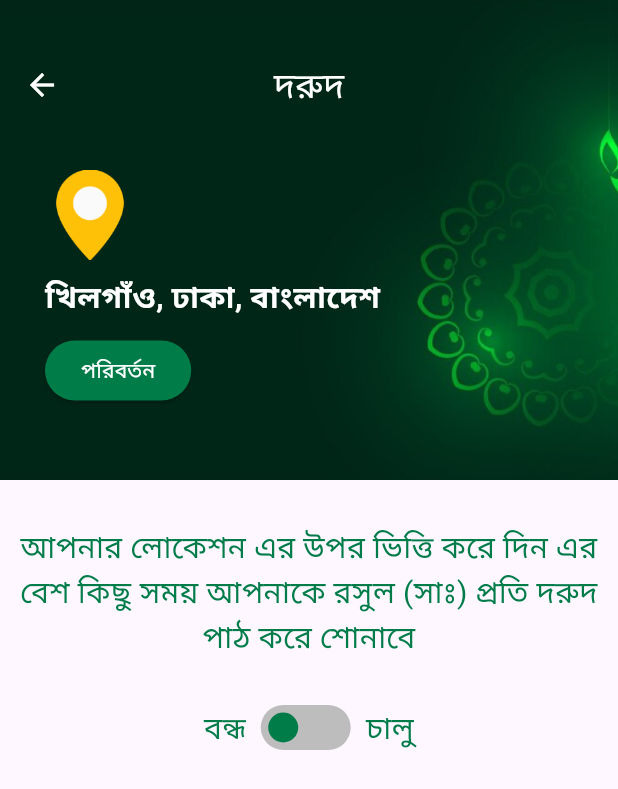
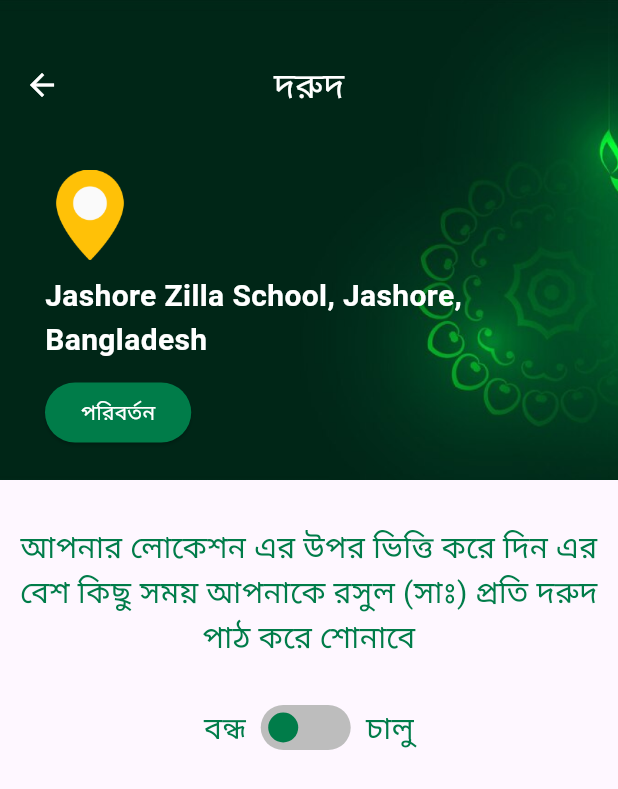
Before and after one commit to minhaz-19/ek_shodbe_quran, a Flutter app: the screen it shows after launch, after a tap on "দুরুদ", on a phone screen of 412 x 824 dp. Shown: the top 789 px of the screen. Run offline on Flutter 3.47's test engine with Material 3 defaults, Android fonts, the phone set to English and light mode, and no system bars; our stand-ins replace adhan, animated_splash_screen, assets_audio_player, awesome_notifications, cloud_firestore, dio and 19 more; missing offline and left inert: android_alarm_manager_plus, flutter_pdfview, flutter_qiblah, open_street_map_search_and_pick; accounts and stored records are empty; network calls fail; statements that could not run were skipped.

Commit message:
alarm and durud done

```diff
--- a/lib/screens/tabs/home_tab.dart
+++ b/lib/screens/tabs/home_tab.dart
@@ -91,9 +91,9 @@ class _HomeTabState extends State<HomeTab> {
       _is_loading = true;
     });
     await getDataFromDevice('periodic alarm').then((value) {
-      if (value == null) {
-        Fluttertoast.showToast(msg: 'Periodic Alarm is not set');
-      }
+      // if (value == null) {
+      //   Fluttertoast.showToast(msg: 'Periodic Alarm is not set');
+      // }
     });
     AndroidAlarmManager.initialize();
     // Only after at least the action method is set, the notification events are delivered
@@ -238,7 +238,7 @@ class _HomeTabState extends State<HomeTab> {
     }
 
     if (_firstTimeAlarmLoad) {
-      Fluttertoast.showToast(msg: 'Setting Master Alarm');
+      // Fluttertoast.showToast(msg: 'Setting Master Alarm');
       await AndroidAlarmManager.periodic(
           const Duration(minutes: 1), 41, periodicCallback);
       setState(() {
--- a/lib/screens/tabs/home_tab_details/durud.dart
+++ b/lib/screens/tabs/home_tab_details/durud.dart
@@ -1,6 +1,13 @@
+import 'package:android_alarm_manager_plus/android_alarm_manager_plus.dart';
+import 'package:ek_shodbe_quran/component/progressbar.dart';
 import 'package:ek_shodbe_quran/component/shared_preference.dart';
+import 'package:ek_shodbe_quran/provider/location_provider.dart';
+import 'package:ek_shodbe_quran/screens/tabs/home_tab_details/pick_location.dart';
 import 'package:flutter/material.dart';
 import 'package:fluttertoast/fluttertoast.dart';
+import 'package:location/location.dart';
+import 'package:provider/provider.dart';
+import 'package:shared_preferences/shared_preferences.dart';
 
 class Durud extends StatefulWidget {
   const Durud({super.key});
@@ -11,27 +18,49 @@ class Durud extends StatefulWidget {
 
 class _DurudState extends State<Durud> {
   bool _on = false;
+  bool _loading = false;
   @override
   void initState() {
-    getDataFromDevice('durud').then((value) {
-      if (value == null) {
-        setState(() {
-          _on = true;
-        });
-      } else {
-        setState(() {
-          _on = false;
-        });
-      }
-    });
+    _initializeDurud();
 
     super.initState();
   }
 
+  void _initializeDurud() async {
+    setState(() {
+      _loading = true;
+    });
+    final prefs = await SharedPreferences.getInstance();
+    final String isAlarmNull = prefs.getString('11') ?? '0';
+    if (isAlarmNull == '0') {
+      setState(() {
+        _on = false;
+      });
+    } else {
+      // print('################################################');
+      // print('Alarm Id: ${widget.alarmId}');
+      // DateTime scheduledTime = DateTime.parse(isAlarmNull);
+      // print(
+      //     'Scheduled Alarm Time: $scheduledTime'); // Print scheduled alarm time for debugging
+      // print('Expected Alarm Time: ${widget.alarmTime}');
+      // print('Time remaining: ${scheduledTime.difference(DateTime.now())}');
+
+      setState(() {
+        _on = true;
+      });
+    }
+    setState(() {
+      _loading = false;
+    });
+  }
+
   @override
   Widget build(BuildContext context) {
+    var locationData = Provider.of<LocationProvider>(context);
     return Scaffold(
-      body: SingleChildScrollView(
+      body: _loading
+          ? const ProgressBar()
+          : SingleChildScrollView(
               child: Column(
                 crossAxisAlignment: CrossAxisAlignment.start,
                 children: [
@@ -54,8 +83,10 @@ class _DurudState extends State<Durud> {
                               },
                               child: const Padding(
                                 padding: EdgeInsets.only(
-                              left: 16.0), // Adjust the left padding as needed
-                          child: Icon(Icons.arrow_back, color: Colors.white),
+                                    left:
+                                        16.0), // Adjust the left padding as needed
+                                child:
+                                    Icon(Icons.arrow_back, color: Colors.white),
                               ),
                             ),
                             const Expanded(
@@ -63,7 +94,8 @@ class _DurudState extends State<Durud> {
                                 alignment: Alignment.center,
                                 child: Text(
                                   'দরুদ',
-                            style: TextStyle(fontSize: 23, color: Colors.white),
+                                  style: TextStyle(
+                                      fontSize: 23, color: Colors.white),
                                 ),
                               ),
                             ),
@@ -81,15 +113,20 @@ class _DurudState extends State<Durud> {
                               crossAxisAlignment: CrossAxisAlignment.start,
                               children: [
                                 const Image(
-                            image: AssetImage('assets/icons/location.png'),
+                                  image:
+                                      AssetImage('assets/icons/location.png'),
                                   height: 60,
                                 ),
                                 const SizedBox(
                                   height: 10,
                                 ),
-                          const Text(
-                            'খিলগাঁও, ঢাকা, বাংলাদেশ',
-                            style: TextStyle(
+                                Text(
+                                  (locationData.locality == "")
+                                      ? "${locationData.country}"
+                                      : (locationData.subLocality == "")
+                                          ? "${locationData.locality}, ${locationData.country}"
+                                          : "${locationData.subLocality}, ${locationData.locality}, ${locationData.country}",
+                                  style: const TextStyle(
                                       fontSize: 20,
                                       fontWeight: FontWeight.bold,
                                       color: Colors.white),
@@ -98,7 +135,13 @@ class _DurudState extends State<Durud> {
                                   height: 10,
                                 ),
                                 ElevatedButton(
-                            onPressed: () {},
+                                  onPressed: () {
+                                    Navigator.of(context)
+                                        .push(MaterialPageRoute(
+                                      builder: (context) =>
+                                          const PickLocation(),
+                                    ));
+                                  },
                                   style: ElevatedButton.styleFrom(
                                       backgroundColor:
                                           Theme.of(context).primaryColor),
@@ -150,27 +193,30 @@ class _DurudState extends State<Durud> {
                             ),
                             InkWell(
                               onTap: () async {
-                          // setState(() async {
-                          //   _on = !_on;
-                          //   if (_on) {
-                          //     await removeDataFromDevice('durud');
-                          //     setState(() {
-                          //       _on = true;
-                          //     });
-                          //   } else {
-                          //     await saveDataToDevice('durud', 'off');
-                          //     setState(() {
-                          //       _on = false;
-                          //     });
-                          //   }
-                          // });
+                                if (_on) {
+                                  AndroidAlarmManager.cancel(11);
+                                  await removeDataFromDevice('11');
+                                  setState(() {
+                                    _on = false;
+                                  });
+                                  // Fluttertoast.showToast(msg: alarmId.toString()),
+                                  Fluttertoast.showToast(
+                                      msg: 'দরুদ বন্ধ করা হয়েছে');
+                                } else {
+                                  await saveDataToDevice('11', '11');
+                                  setState(() {
+                                    _on = true;
+                                  });
 
-                          Fluttertoast.showToast(msg: 'এটি শীঘ্রই সংযুক্ত করা হবে');
+                                  Fluttertoast.showToast(
+                                      msg: 'দরুদ চালু করা হয়েছে');
+                                }
                               },
                               child: Container(
                                 width: 60,
                                 height: 30,
-                          padding: const EdgeInsets.symmetric(horizontal: 5),
+                                padding:
+                                    const EdgeInsets.symmetric(horizontal: 5),
                                 decoration: BoxDecoration(
                                   color: Colors.grey[400],
                                   borderRadius: BorderRadius.circular(20),
@@ -178,13 +224,14 @@ class _DurudState extends State<Durud> {
                                 child: Center(
                                   child: Row(
                                     children: [
-                                if (!_on) const Spacer(),
+                                      if (_on) const Spacer(),
                                       Container(
                                         height: 20,
                                         width: 20,
                                         decoration: BoxDecoration(
                                           color: Theme.of(context).primaryColor,
-                                    borderRadius: BorderRadius.circular(50),
+                                          borderRadius:
+                                              BorderRadius.circular(50),
                                         ),
                                       ),
                                       if (!_on) const Spacer(),
```
Also changed, not shown: lib/component/namaz_time.dart (+11 -29 lines). Lines whose indentation alone changed are shown as unchanged.
